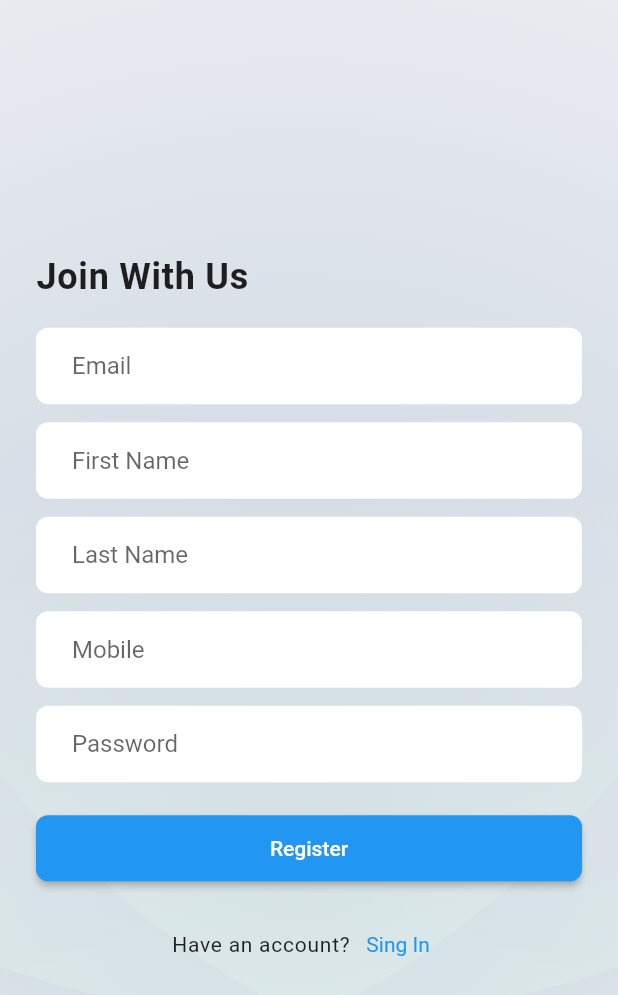
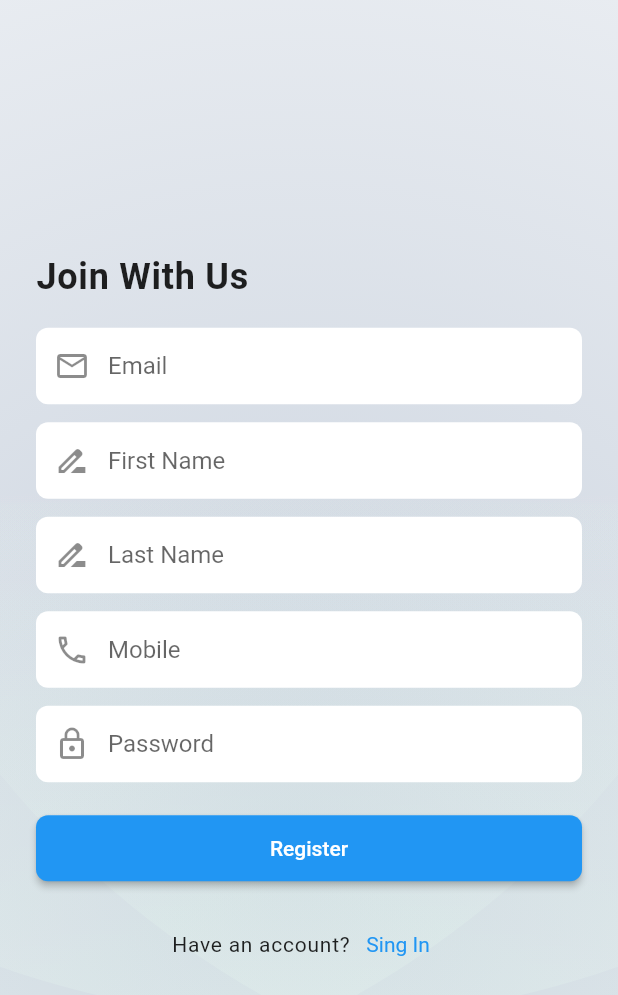
Before and after one commit to Alnur17/task_manager, a Flutter app: the screen it shows after launch, after a tap on "Sing In", after a tap on "Register Now", on a phone screen of 412 x 824 dp. Shown: the top 995 px of the screen. Run offline on Flutter 3.47's test engine with Material 3 defaults, Android fonts, the phone set to English and light mode, and no system bars; our stand-ins replace cached_network_image, flutter_svg, image_picker, pin_code_fields, shared_preferences; network calls fail.

Commit message:
prefixIcon added has been done

```diff
--- a/lib/app.dart
+++ b/lib/app.dart
@@ -11,7 +11,7 @@ class TaskManagerApp extends StatefulWidget {
 }
 
 class _TaskManagerAppState extends State<TaskManagerApp> {
-  // This widget is the root of your application.
+  // This widget is the root of my application.
   @override
   Widget build(BuildContext context) {
     return MaterialApp(
--- a/lib/ui/screens/auth/email_verification_screen.dart
+++ b/lib/ui/screens/auth/email_verification_screen.dart
@@ -89,6 +89,7 @@ class _EmailVerificationScreenState extends State<EmailVerificationScreen> {
                   keyboardType: TextInputType.emailAddress,
                   decoration: const InputDecoration(
                     hintText: 'Email',
+                    prefixIcon: Icon(Icons.email_outlined),
                   ),
                 ),
                 const SizedBox(height: 24),
--- a/lib/ui/screens/auth/login_screen.dart
+++ b/lib/ui/screens/auth/login_screen.dart
@@ -92,6 +92,7 @@ class _LoginScreenState extends State<LoginScreen> {
                   keyboardType: TextInputType.emailAddress,
                   decoration: const InputDecoration(
                     hintText: 'Email',
+                    prefixIcon: Icon(Icons.email_outlined),
                   ),
                   validator: (value) {
                     if (value?.isEmpty ?? true) {
@@ -106,6 +107,7 @@ class _LoginScreenState extends State<LoginScreen> {
                   obscureText: true,
                   decoration: const InputDecoration(
                     hintText: 'Password',
+                    prefixIcon: Icon(Icons.lock_outline),
                   ),
                   validator: (value) {
                     if (value?.isEmpty ?? true) {
--- a/lib/ui/screens/auth/registration_screen.dart
+++ b/lib/ui/screens/auth/registration_screen.dart
@@ -83,6 +83,7 @@ class _RegistrationScreenState extends State<RegistrationScreen> {
                   keyboardType: TextInputType.emailAddress,
                   decoration: const InputDecoration(
                     hintText: 'Email',
+                    prefixIcon: Icon(Icons.email_outlined),
                   ),
                   validator: (value) {
                     if (value?.isEmpty ?? true) {
@@ -96,6 +97,7 @@ class _RegistrationScreenState extends State<RegistrationScreen> {
                   controller: _firstNameTEController,
                   decoration: const InputDecoration(
                     hintText: 'First Name',
+                    prefixIcon: Icon(Icons.drive_file_rename_outline),
                   ),
                   validator: (value) {
                     if (value?.isEmpty ?? true) {
@@ -109,6 +111,7 @@ class _RegistrationScreenState extends State<RegistrationScreen> {
                   controller: _lastNameTEController,
                   decoration: const InputDecoration(
                     hintText: 'Last Name',
+                    prefixIcon: Icon(Icons.drive_file_rename_outline),
                   ),
                   validator: (value) {
                     if (value?.isEmpty ?? true) {
@@ -123,6 +126,7 @@ class _RegistrationScreenState extends State<RegistrationScreen> {
                   keyboardType: TextInputType.phone,
                   decoration: const InputDecoration(
                     hintText: 'Mobile',
+                    prefixIcon: Icon(Icons.local_phone_outlined),
                   ),
                   validator: (value) {
                     if ((value?.isEmpty ?? true) || value!.length < 11) {
@@ -137,6 +141,7 @@ class _RegistrationScreenState extends State<RegistrationScreen> {
                   obscureText: true,
                   decoration: const InputDecoration(
                     hintText: 'Password',
+                    prefixIcon: Icon(Icons.lock_outline),
                   ),
                   validator: (value) {
                     if ((value?.isEmpty ?? true) || value!.length <= 5) {
@@ -180,10 +185,9 @@ class _RegistrationScreenState extends State<RegistrationScreen> {
                       },
                       child: Text(
                         'Sing In',
-                        style:
-                            Theme.of(context).textTheme.bodyMedium!.copyWith(
-                                  color: Theme.of(context).primaryColor,
-                                ),
+                        style: Theme.of(context).textTheme.bodyMedium!.copyWith(
+                              color: Theme.of(context).primaryColor,
+                            ),
                       ),
                     ),
                   ],
--- a/lib/ui/screens/bottom_nav_base_screen.dart
+++ b/lib/ui/screens/bottom_nav_base_screen.dart
@@ -2,7 +2,7 @@ import 'package:flutter/material.dart';
 import 'package:task_manager/ui/screens/canceled_task_screen.dart';
 import 'package:task_manager/ui/screens/completed_task_screen.dart';
 import 'package:task_manager/ui/screens/new_task_screen.dart';
-import 'package:task_manager/ui/screens/pending_task_screen.dart';
+import 'package:task_manager/ui/screens/inProgress_task_screen.dart';
 
 class BottomNavBaseScreen extends StatefulWidget {
   const BottomNavBaseScreen({super.key});
@@ -15,7 +15,7 @@ class _BottomNavBaseScreenState extends State<BottomNavBaseScreen> {
   int _selectedScreenIndex = 0;
   final List<Widget> _screen = const [
     NewTaskScreen(),
-    PendingTaskScreen(),
+    InProgressTaskScreen(),
     CanceledTaskScreen(),
     CompletedTaskScreen(),
   ];
@@ -43,7 +43,7 @@ class _BottomNavBaseScreenState extends State<BottomNavBaseScreen> {
           ),
           BottomNavigationBarItem(
             icon: Icon(Icons.pending_outlined),
-            label: 'Pending',
+            label: 'InProgress',
           ),
           BottomNavigationBarItem(
             icon: Icon(Icons.cancel_outlined),
--- a/lib/ui/screens/canceled_task_screen.dart
+++ b/lib/ui/screens/canceled_task_screen.dart
@@ -87,10 +87,11 @@ class _CanceledTaskScreenState extends State<CanceledTaskScreen> {
                         return TaskListTile(
                           data: _tasksListModel.data![index],
                           onDeleteTap: () {
-                          _tasksListModel.data![index].sId!;
+                            _tasksListModel.data![index].sId!;
                           },
                           onEditTap: () {
-                            showStatusUpdateBottomSheet(_tasksListModel.data![index]);
+                            showStatusUpdateBottomSheet(
+                                _tasksListModel.data![index]);
                           },
                         );
                       },
--- a/lib/ui/screens/new_task_screen.dart
+++ b/lib/ui/screens/new_task_screen.dart
@@ -156,6 +156,7 @@ class _NewTaskScreenState extends State<NewTaskScreen> {
           ],
         ),
       ),
+      floatingActionButtonLocation: FloatingActionButtonLocation.centerFloat,
       floatingActionButton: FloatingActionButton(
         onPressed: () {
           Navigator.push(
--- a/lib/ui/screens/update_task_status_sheet_screen.dart
+++ b/lib/ui/screens/update_task_status_sheet_screen.dart
@@ -12,10 +12,12 @@ class UpdateTaskStatusSheetScreen extends StatefulWidget {
       {super.key, required this.task, required this.onUpdate});
 
   @override
-  State<UpdateTaskStatusSheetScreen> createState() => _UpdateTaskStatusSheetScreenState();
+  State<UpdateTaskStatusSheetScreen> createState() =>
+      _UpdateTaskStatusSheetScreenState();
 }
 
-class _UpdateTaskStatusSheetScreenState extends State<UpdateTaskStatusSheetScreen> {
+class _UpdateTaskStatusSheetScreenState
+    extends State<UpdateTaskStatusSheetScreen> {
   List<String> taskStatusList = ['New', 'InProgress', 'Cancelled', 'Completed'];
   late String _selectedTask;
   final bool _updateTaskStatus = false;
```
Also changed, not shown: lib/ui/screens/auth/reset_password_screen.dart (+17 -11 lines), lib/ui/screens/completed_task_screen.dart (+5 -3 lines), lib/ui/screens/inProgress_task_screen.dart (renamed from lib/ui/screens/pending_task_screen.dart, +4 -4 lines), lib/ui/screens/update_profile_screen.dart (+7 -3 lines).
